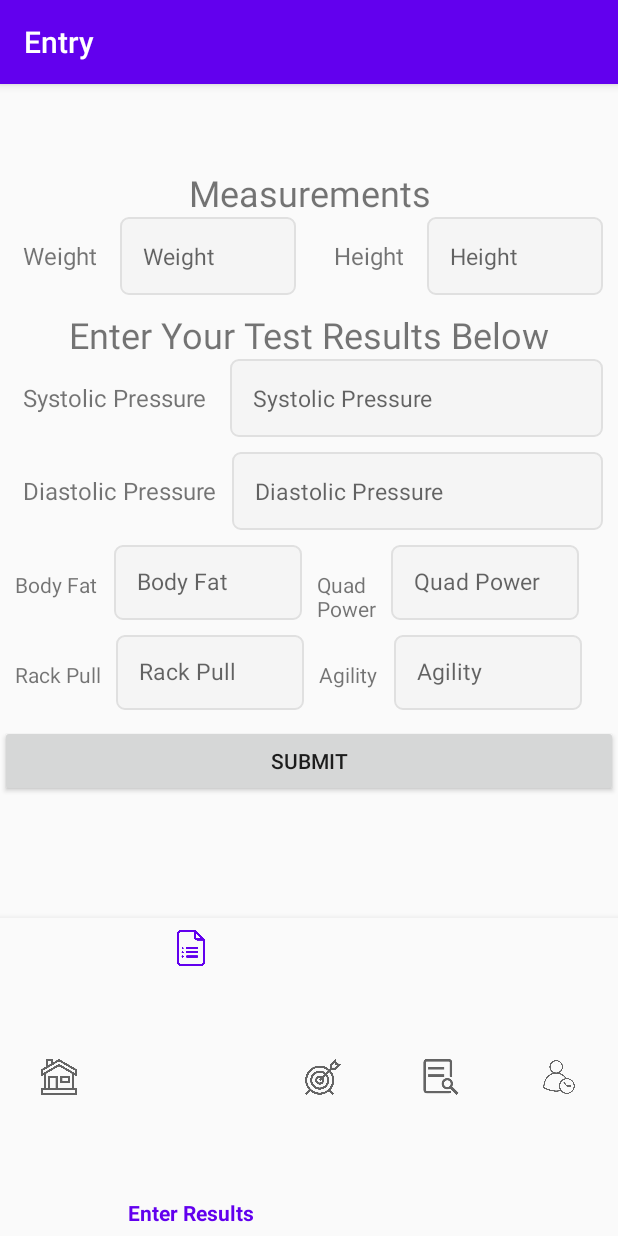
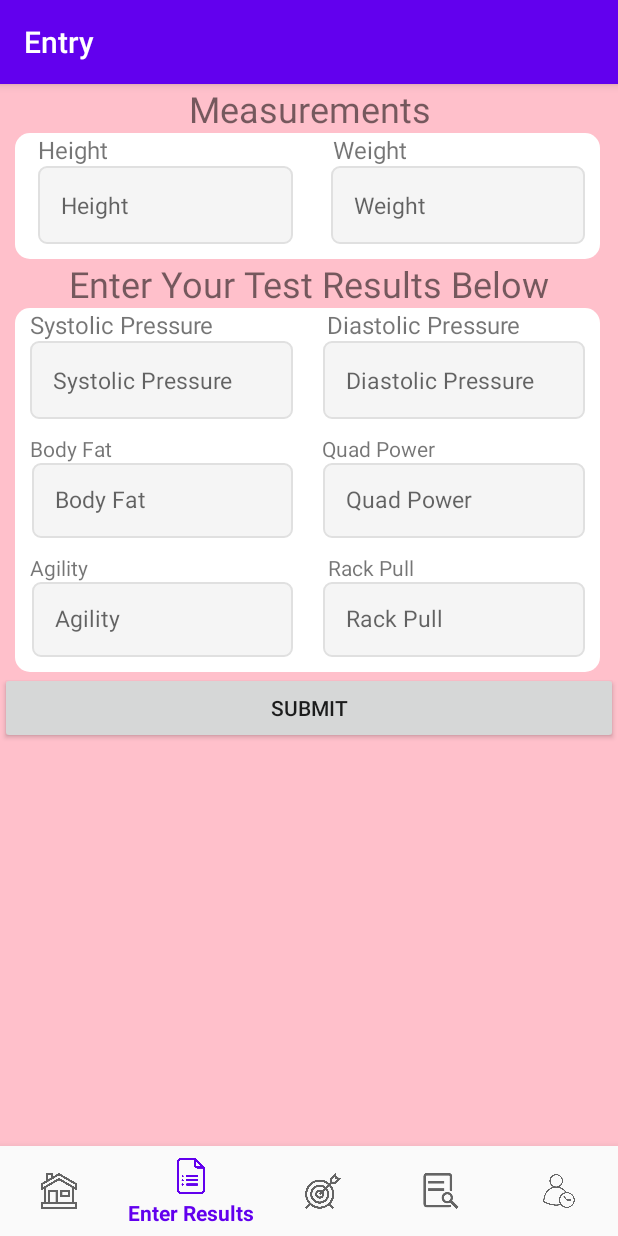
Before and after one commit to ErnestRepublicPoly/FYP, an Android app: the EntryFragment screen opened through its navigation route, on a phone screen of 412 x 824 dp. Run offline under Robolectric (Android 15) with nearby library versions, the phone set to English and light mode, and no system bars; our stand-ins replace Firebase (no records; nobody signed in at launch, a user with empty details on screens opened directly), navigation-ui; 8 statements that could not run were skipped.

Commit message:
Layout Design

```diff
--- a/app/src/main/java/sg/edu/rp/c346/round3/DetailsFragment/InfoActivity.java
+++ b/app/src/main/java/sg/edu/rp/c346/round3/DetailsFragment/InfoActivity.java
@@ -51,21 +51,59 @@ public class InfoActivity extends AppCompatActivity {
         //BMI
         else if (position == 1){
             spnOption.setEnabled(false);
+            tvInfo.setText("BMI weight ranges\n" +
+                    "Less than 18.5 = Underweight\n" +
+                    "Between 18.5 - 24.9 = Healthy Weight\n" +
+                    "Between 25 - 29.9 = Overweight\n" +
+                    "Over 30 = Obese");
+            ivInfo.setImageResource(R.drawable.bmiinfo);
         }
         //Body Fat
         else if (position == 2){
             spnOption.setEnabled(false);
+            tvInfo.setText("Body fat often gets a bad rap, but it serves an important purpose. Your body stores the fat from the foods you eat in deposits that can be used for energy, insulation, and protection. Everyone needs some fat to live and function. When too much body fat accumulates, however, it can lead to obesity and obesity-related diseases, like type 2 diabetes and heart disease.\n" +
+                    "\n" +
+                    "Figuring out how much body fat you have isn’t necessarily as easy as looking in a mirror or stepping on a scale. A bodybuilder and an obese person may be the same weight, but they have very different body fat percentages. Your weight alone cannot tell you much muscle or fat you have. Instead, you’ll need to determine your body fat percentage.");
+
+            spnOption.setOnItemSelectedListener(new AdapterView.OnItemSelectedListener() {
+                @Override
+                public void onItemSelected(AdapterView<?> parent, View view, int position, long id) {
+                    if (spnOption.getSelectedItem().toString().equalsIgnoreCase("male")){
+                        ivInfo.setImageResource(R.drawable.malebodyfat);
+                    }else{
+                        ivInfo.setImageResource(R.drawable.femalebodyfat);
+                    }
+                }
+
+                @Override
+                public void onNothingSelected(AdapterView<?> parent) {
+
+                }
+            });
         }
         //Quad Power
         else if (position == 3){
-            if (spnOption.getSelectedItem().toString().equalsIgnoreCase("male")){
+            tvInfo.setText("");
+            spnOption.setOnItemSelectedListener(new AdapterView.OnItemSelectedListener() {
+                @Override
+                public void onItemSelected(AdapterView<?> parent, View view, int position, long id) {
+                    if (spnOption.getSelectedItem().toString().equalsIgnoreCase("male")){
+                        ivInfo.setImageResource(R.drawable.malequadpower);
+                    }else{
+                        ivInfo.setImageResource(R.drawable.femalerackpull);
+                    }
+                }
 
-            }else{
+                @Override
+                public void onNothingSelected(AdapterView<?> parent) {
 
-            }
+                }
+            });
+
         }
         //Rack Pull
         else if (position == 4){
+            tvInfo.setText("");
             spnOption.setOnItemSelectedListener(new AdapterView.OnItemSelectedListener() {
                 @Override
                 public void onItemSelected(AdapterView<?> parent, View view, int position, long id) {
--- a/app/src/main/java/sg/edu/rp/c346/round3/EntryFragment/EntryFragment.java
+++ b/app/src/main/java/sg/edu/rp/c346/round3/EntryFragment/EntryFragment.java
@@ -1,6 +1,7 @@
 package sg.edu.rp.c346.round3.EntryFragment;
 
 import android.content.SharedPreferences;
+import android.graphics.Color;
 import android.os.Bundle;
 import android.preference.PreferenceManager;
 import android.view.LayoutInflater;
@@ -41,6 +42,7 @@ public class EntryFragment extends Fragment {
                              ViewGroup container, final Bundle savedInstanceState) {
         entryViewModel = ViewModelProviders.of(this).get(EntryViewModel.class);
         View root = inflater.inflate(R.layout.entry_fragment, container, false);
+
         db = FirebaseFirestore.getInstance();
         dataRef = db.collection("/User/" + a + "/Data");
 
--- a/app/src/main/java/sg/edu/rp/c346/round3/HomeFragment/HomeFragment.java
+++ b/app/src/main/java/sg/edu/rp/c346/round3/HomeFragment/HomeFragment.java
@@ -1,5 +1,6 @@
 package sg.edu.rp.c346.round3.HomeFragment;
 
+import android.graphics.Color;
 import android.os.Bundle;
 import android.view.LayoutInflater;
 import android.view.View;
--- /dev/null
+++ b/app/src/main/res/drawable/entry_white.xml
@@ -0,0 +1,11 @@
+<?xml version="1.0" encoding="utf-8"?>
+<shape xmlns:android="http://schemas.android.com/apk/res/android">
+
+    <solid
+        android:color="#FFFFFF"
+        />
+
+    <corners
+        android:radius="10dp"
+        />
+</shape>
--- a/app/src/main/res/layout/activity_main2.xml
+++ b/app/src/main/res/layout/activity_main2.xml
@@ -5,14 +5,14 @@
     android:id="@+id/container"
     android:layout_width="match_parent"
     android:layout_height="match_parent"
-    android:orientation="vertical"
-    android:paddingTop="?attr/actionBarSize">
+    android:orientation="vertical">
 
     <fragment
         android:id="@+id/nav_host_fragment"
         android:name="androidx.navigation.fragment.NavHostFragment"
         android:layout_width="match_parent"
         android:layout_height="500dp"
+        android:layout_weight="1"
         app:defaultNavHost="true"
         app:layout_constraintBottom_toTopOf="@id/nav_view"
         app:layout_constraintLeft_toLeftOf="parent"
@@ -23,7 +23,8 @@
     <com.google.android.material.bottomnavigation.BottomNavigationView
         android:id="@+id/nav_view"
         android:layout_width="match_parent"
-        android:layout_height="match_parent"
+        android:layout_height="60dp"
+        android:layout_weight="0"
         android:layout_marginStart="0dp"
         android:layout_marginEnd="0dp"
         android:background="?android:attr/windowBackground"
--- a/app/src/main/res/layout/entry_fragment.xml
+++ b/app/src/main/res/layout/entry_fragment.xml
@@ -5,6 +5,7 @@
     android:layout_width="match_parent"
     android:layout_height="match_parent"
     android:orientation="vertical"
+    android:background="#FFC0CB"
     tools:context=".HomeFragment.HomeFragment">
 
     <TextView
@@ -17,31 +18,17 @@
         android:textSize="24sp" />
 
     <LinearLayout
+        android:layout_width="390dp"
+        android:layout_height="wrap_content"
+        android:layout_marginLeft="10dp"
+        android:background="@drawable/entry_white"
+        android:orientation="vertical">
+
+        <LinearLayout
             android:layout_width="match_parent"
-        android:layout_height="wrap_content"
+            android:layout_height="match_parent"
+            android:layout_weight="1"
             android:orientation="horizontal">
-
-        <TextView
-            android:id="@+id/textViewWeight"
-            android:layout_width="wrap_content"
-            android:layout_height="wrap_content"
-            android:layout_marginLeft="15dp"
-            android:text="Weight"
-            android:textSize="16sp" />
-
-        <EditText
-            android:id="@+id/editTextWeight"
-            android:layout_width="match_parent"
-            android:layout_height="wrap_content"
-            android:layout_marginLeft="15dp"
-            android:layout_marginRight="10dp"
-            android:layout_marginBottom="10dp"
-            android:layout_weight="1"
-            android:background="@drawable/et_custom"
-            android:hint="Weight"
-            android:inputType="textPersonName"
-            android:padding="15dp"
-            android:textSize="15sp" />
 
             <TextView
                 android:id="@+id/textViewHeight"
@@ -50,6 +37,21 @@
                 android:layout_marginLeft="15dp"
                 android:text="Height"
                 android:textSize="16sp" />
+
+            <TextView
+                android:id="@+id/textViewWeight"
+                android:layout_width="wrap_content"
+                android:layout_height="wrap_content"
+                android:layout_marginLeft="150dp"
+                android:text="Weight"
+                android:textSize="16sp" />
+        </LinearLayout>
+
+        <LinearLayout
+            android:layout_width="match_parent"
+            android:layout_height="match_parent"
+            android:layout_weight="1"
+            android:orientation="horizontal">
 
             <EditText
                 android:id="@+id/editTextHeight"
@@ -65,6 +67,21 @@
                 android:padding="15dp"
                 android:textSize="15sp" />
 
+            <EditText
+                android:id="@+id/editTextWeight"
+                android:layout_width="match_parent"
+                android:layout_height="wrap_content"
+                android:layout_marginLeft="15dp"
+                android:layout_marginRight="10dp"
+                android:layout_marginBottom="10dp"
+                android:layout_weight="1"
+                android:background="@drawable/et_custom"
+                android:hint="Weight"
+                android:inputType="textPersonName"
+                android:padding="15dp"
+                android:textSize="15sp" />
+        </LinearLayout>
+
     </LinearLayout>
 
     <TextView
@@ -77,23 +94,44 @@
         android:textSize="24sp" />
 
     <LinearLayout
+        android:layout_width="390dp"
+        android:layout_height="wrap_content"
+        android:background="@drawable/entry_white"
+        android:layout_marginLeft="10dp"
+        android:orientation="vertical">
+
+        <LinearLayout
             android:layout_width="match_parent"
-        android:layout_height="wrap_content"
+            android:layout_height="match_parent"
             android:orientation="horizontal">
 
             <TextView
                 android:id="@+id/textViewSP"
                 android:layout_width="wrap_content"
                 android:layout_height="wrap_content"
-            android:layout_marginLeft="15dp"
+                android:layout_marginLeft="10dp"
                 android:text="Systolic Pressure"
                 android:textSize="16sp" />
+
+            <TextView
+                android:id="@+id/textViewDiastolicPressure"
+                android:layout_width="wrap_content"
+                android:layout_height="wrap_content"
+                android:layout_marginLeft="75dp"
+                android:text="Diastolic Pressure"
+                android:textSize="16sp" />
+        </LinearLayout>
+
+        <LinearLayout
+            android:layout_width="match_parent"
+            android:layout_height="wrap_content"
+            android:orientation="horizontal">
 
             <EditText
                 android:id="@+id/editTextSP"
                 android:layout_width="match_parent"
                 android:layout_height="wrap_content"
-            android:layout_marginLeft="15dp"
+                android:layout_marginLeft="10dp"
                 android:layout_marginRight="10dp"
                 android:layout_marginBottom="10dp"
                 android:layout_weight="1"
@@ -102,21 +140,6 @@
                 android:inputType="textPersonName"
                 android:padding="15dp"
                 android:textSize="15sp" />
-
-    </LinearLayout>
-
-    <LinearLayout
-        android:layout_width="match_parent"
-        android:layout_height="wrap_content"
-        android:orientation="horizontal">
-
-        <TextView
-            android:id="@+id/textViewDiastolicPressure"
-            android:layout_width="wrap_content"
-            android:layout_height="wrap_content"
-            android:layout_marginLeft="15dp"
-            android:text="Diastolic Pressure"
-            android:textSize="16sp" />
 
             <EditText
                 android:id="@+id/editTextDP"
@@ -131,11 +154,12 @@
                 android:inputType="textPersonName"
                 android:padding="15dp"
                 android:textSize="15sp" />
+
         </LinearLayout>
 
         <LinearLayout
             android:layout_width="match_parent"
-        android:layout_height="wrap_content"
+            android:layout_height="match_parent"
             android:orientation="horizontal">
 
             <TextView
@@ -145,6 +169,20 @@
                 android:layout_marginLeft="10dp"
                 android:text="Body Fat" />
 
+            <TextView
+                android:id="@+id/textViewQuadPower"
+                android:layout_width="wrap_content"
+                android:layout_height="wrap_content"
+                android:layout_marginLeft="140dp"
+                android:text="Quad Power" />
+
+        </LinearLayout>
+
+        <LinearLayout
+            android:layout_width="match_parent"
+            android:layout_height="wrap_content"
+            android:orientation="horizontal">
+
             <EditText
                 android:id="@+id/editTextBodyFat"
                 android:layout_width="125dp"
@@ -152,17 +190,12 @@
                 android:layout_marginLeft="11dp"
                 android:layout_marginRight="10dp"
                 android:layout_marginBottom="10dp"
+                android:layout_weight="1"
                 android:background="@drawable/et_custom"
                 android:hint="Body Fat"
                 android:inputType="textPersonName"
                 android:padding="15dp"
                 android:textSize="15sp" />
-
-        <TextView
-            android:id="@+id/textViewQuadPower"
-            android:layout_width="wrap_content"
-            android:layout_height="wrap_content"
-            android:text="Quad \nPower" />
 
             <EditText
                 android:id="@+id/editTextQuadPower"
@@ -171,11 +204,33 @@
                 android:layout_marginLeft="10dp"
                 android:layout_marginRight="10dp"
                 android:layout_marginBottom="10dp"
+                android:layout_weight="1"
                 android:background="@drawable/et_custom"
                 android:hint="Quad Power"
                 android:inputType="textPersonName"
                 android:padding="15dp"
                 android:textSize="15sp" />
+
+        </LinearLayout>
+
+        <LinearLayout
+            android:layout_width="match_parent"
+            android:layout_height="match_parent"
+            android:orientation="horizontal">
+
+            <TextView
+                android:id="@+id/textViewAgility"
+                android:layout_width="wrap_content"
+                android:layout_height="wrap_content"
+                android:layout_marginLeft="10dp"
+                android:text="Agility" />
+
+            <TextView
+                android:id="@+id/textViewRackPull"
+                android:layout_width="wrap_content"
+                android:layout_height="wrap_content"
+                android:layout_marginLeft="160dp"
+                android:text="Rack Pull" />
         </LinearLayout>
 
         <LinearLayout
@@ -183,12 +238,19 @@
             android:layout_height="wrap_content"
             android:orientation="horizontal">
 
-        <TextView
-            android:id="@+id/textViewRackPull"
-            android:layout_width="wrap_content"
-            android:layout_height="wrap_content"
-            android:layout_marginLeft="10dp"
-            android:text="Rack Pull" />
+            <EditText
+                android:id="@+id/editTextAgility"
+                android:layout_width="125dp"
+                android:layout_height="50dp"
+                android:layout_marginLeft="11dp"
+                android:layout_marginRight="10dp"
+                android:layout_marginBottom="10dp"
+                android:layout_weight="1"
+                android:background="@drawable/et_custom"
+                android:hint="Agility"
+                android:inputType="textPersonName"
+                android:padding="15dp"
+                android:textSize="15sp" />
 
             <EditText
                 android:id="@+id/editTextRackPull"
@@ -197,30 +259,14 @@
                 android:layout_marginLeft="10dp"
                 android:layout_marginRight="10dp"
                 android:layout_marginBottom="10dp"
+                android:layout_weight="1"
                 android:background="@drawable/et_custom"
                 android:hint="Rack Pull"
                 android:inputType="textPersonName"
                 android:padding="15dp"
                 android:textSize="15sp" />
 
-        <TextView
-            android:id="@+id/textViewAgility"
-            android:layout_width="wrap_content"
-            android:layout_height="wrap_content"
-            android:text="Agility" />
-
-        <EditText
-            android:id="@+id/editTextAgility"
-            android:layout_width="125dp"
-            android:layout_height="50dp"
-            android:layout_marginLeft="11dp"
-            android:layout_marginRight="10dp"
-            android:layout_marginBottom="10dp"
-            android:background="@drawable/et_custom"
-            android:hint="Agility"
-            android:inputType="textPersonName"
-            android:padding="15dp"
-            android:textSize="15sp" />
+        </LinearLayout>
 
     </LinearLayout>
 
--- a/app/src/main/res/layout/goals_fragment.xml
+++ b/app/src/main/res/layout/goals_fragment.xml
@@ -4,6 +4,7 @@
     android:layout_width="match_parent"
     android:layout_height="match_parent"
     tools:context=".GoalsFragment.GoalsFragment"
+    android:background="#FFC0CB"
     android:orientation="vertical">
 
     <TextView
@@ -16,6 +17,13 @@
         android:textSize="24sp" />
 
     <LinearLayout
+        android:layout_width="390dp"
+        android:layout_height="wrap_content"
+        android:background="@drawable/entry_white"
+        android:layout_marginLeft="10dp"
+        android:orientation="vertical">
+
+        <LinearLayout
             android:layout_width="match_parent"
             android:layout_height="wrap_content"
             android:orientation="horizontal">
@@ -25,6 +33,7 @@
                 android:layout_width="wrap_content"
                 android:layout_height="wrap_content"
                 android:layout_marginLeft="10dp"
+                android:layout_marginTop="20dp"
                 android:layout_marginRight="22dp"
                 android:text="Weight"
                 android:textSize="14sp" />
@@ -34,6 +43,7 @@
                 android:layout_width="match_parent"
                 android:layout_height="wrap_content"
                 android:layout_marginLeft="10dp"
+                android:layout_marginTop="20dp"
                 android:layout_marginRight="10dp"
                 android:layout_marginBottom="10dp"
                 android:background="@drawable/et_custom"
@@ -68,6 +78,7 @@
                 android:inputType="textPersonName"
                 android:padding="15dp"
                 android:textSize="15sp" />
+
         </LinearLayout>
 
         <LinearLayout
@@ -117,6 +128,7 @@
                 android:inputType="textPersonName"
                 android:padding="15dp"
                 android:textSize="15sp" />
+
         </LinearLayout>
 
         <LinearLayout
@@ -135,8 +147,12 @@
                 android:id="@+id/textViewDate"
                 android:layout_width="wrap_content"
                 android:layout_height="wrap_content"
+                android:layout_marginBottom="20dp"
                 android:layout_weight="1"
                 android:textSize="14sp" />
+
+        </LinearLayout>
+
     </LinearLayout>
 
     <Button
```
Also changed, not shown: app/src/main/res/drawable-v24/bmiinfo.PNG (added), app/src/main/res/drawable-v24/femalebodyfat.PNG (added), app/src/main/res/drawable-v24/femalequadpower.png (added), app/src/main/res/drawable-v24/malebodyfat.PNG (added), app/src/main/res/drawable-v24/malequadpower.png (added). Lines whose indentation alone changed are shown as unchanged.
